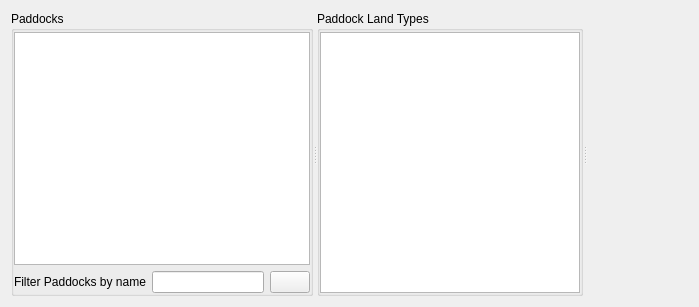
Qt form mlapp/src/views/paddock_widget_base.ui (Trailmarker/paddock-power) before a commit.
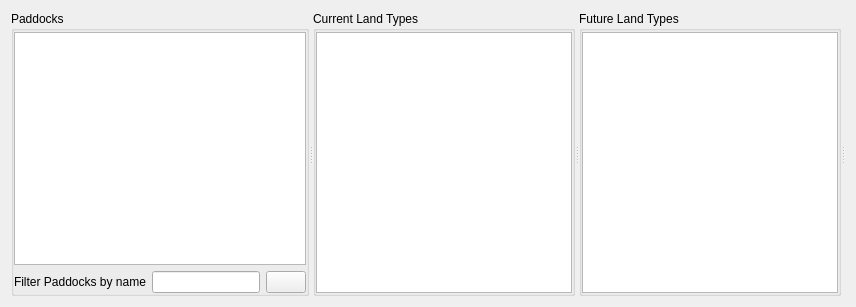
The same form after that commit. Icons and pictures are not drawn. Custom widgets are drawn as their Qt base class.

Patch:
```diff
--- a/mlapp/src/views/paddock_widget_base.ui
+++ b/mlapp/src/views/paddock_widget_base.ui
@@ -6,7 +6,7 @@
    <rect>
     <x>0</x>
     <y>0</y>
-    <width>699</width>
+    <width>826</width>
     <height>307</height>
    </rect>
   </property>
@@ -43,8 +43,7 @@
         <number>0</number>
        </property>
        <item>
-        <widget class="MetricPaddockLayerList" name="paddockList">
-        </widget>
+        <widget class="MetricPaddockLayerList" name="paddockList"/>
        </item>
        <item>
         <layout class="QHBoxLayout" name="horizontalLayout">
@@ -90,7 +89,7 @@
        </sizepolicy>
       </property>
       <property name="title">
-       <string>Paddock Land Types</string>
+       <string>Current Land Types</string>
       </property>
       <layout class="QVBoxLayout" name="paddockLandTypesVerticalLayout">
        <property name="leftMargin">
@@ -106,7 +105,35 @@
         <number>0</number>
        </property>
        <item>
-        <widget class="PaddockLandTypesLayerList" name="paddockLandTypeList"/>
+        <widget class="PaddockLandTypesLayerList" name="currentPaddockLandTypeList"/>
+       </item>
+      </layout>
+     </widget>
+     <widget class="QGroupBox" name="futurePaddockLandTypeListGroupBox">
+      <property name="sizePolicy">
+       <sizepolicy hsizetype="Minimum" vsizetype="MinimumExpanding">
+        <horstretch>0</horstretch>
+        <verstretch>0</verstretch>
+       </sizepolicy>
+      </property>
+      <property name="title">
+       <string>Future Land Types</string>
+      </property>
+      <layout class="QVBoxLayout" name="futurePaddockLandTypesVerticalLayout">
+       <property name="leftMargin">
+        <number>0</number>
+       </property>
+       <property name="topMargin">
+        <number>1</number>
+       </property>
+       <property name="rightMargin">
+        <number>0</number>
+       </property>
+       <property name="bottomMargin">
+        <number>0</number>
+       </property>
+       <item>
+        <widget class="PaddockLandTypesLayerList" name="futurePaddockLandTypeList"/>
        </item>
       </layout>
      </widget>
```
Left out of the diff: 4 changed lines with no effect on the pictures.
